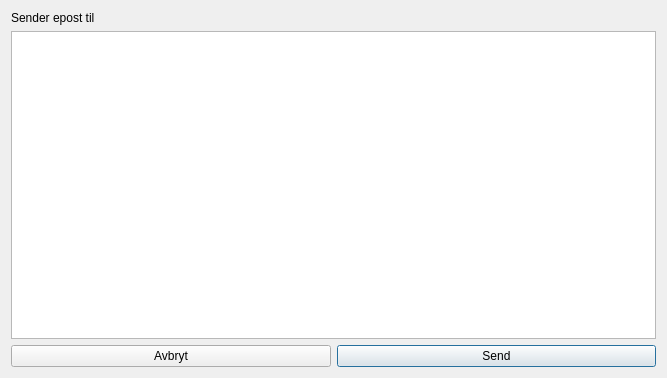
First picture: the form in finfaktura/ui/sendepost.ui, repository kkoksvik/finfaktura, before the edit.
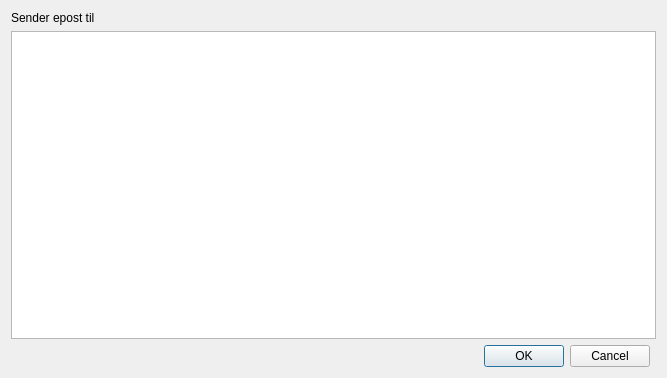
Second picture: the form after the edit.

Commit message: kan vise sendEpost-vinduet

The edit to the form file:
```diff
--- a/finfaktura/ui/sendepost.ui
+++ b/finfaktura/ui/sendepost.ui
@@ -31,29 +31,6 @@
        </property>
       </widget>
      </item>
-     <item row="2" column="0" >
-      <widget class="QPushButton" name="avbryt" >
-       <property name="toolTip" >
-        <string>Avbryter sendingen av efaktura</string>
-       </property>
-       <property name="text" >
-        <string>Avbryt</string>
-       </property>
-      </widget>
-     </item>
-     <item row="2" column="1" >
-      <widget class="QPushButton" name="send" >
-       <property name="toolTip" >
-        <string>Sender efakturaen som PDF-fil til adressen over</string>
-       </property>
-       <property name="text" >
-        <string>Send</string>
-       </property>
-       <property name="default" >
-        <bool>true</bool>
-       </property>
-      </widget>
-     </item>
      <item row="1" column="0" colspan="2" >
       <widget class="QPlainTextEdit" name="tekst" >
        <property name="tabChangesFocus" >
@@ -61,6 +38,13 @@
        </property>
       </widget>
      </item>
+     <item row="2" column="0" >
+      <widget class="QDialogButtonBox" name="buttonBox" >
+       <property name="standardButtons" >
+        <set>QDialogButtonBox::Cancel|QDialogButtonBox::Ok</set>
+       </property>
+      </widget>
+     </item>
     </layout>
    </item>
   </layout>
```
Left out of the diff: 35 changed lines with no effect on the pictures. The commit also changes 2 other files.
